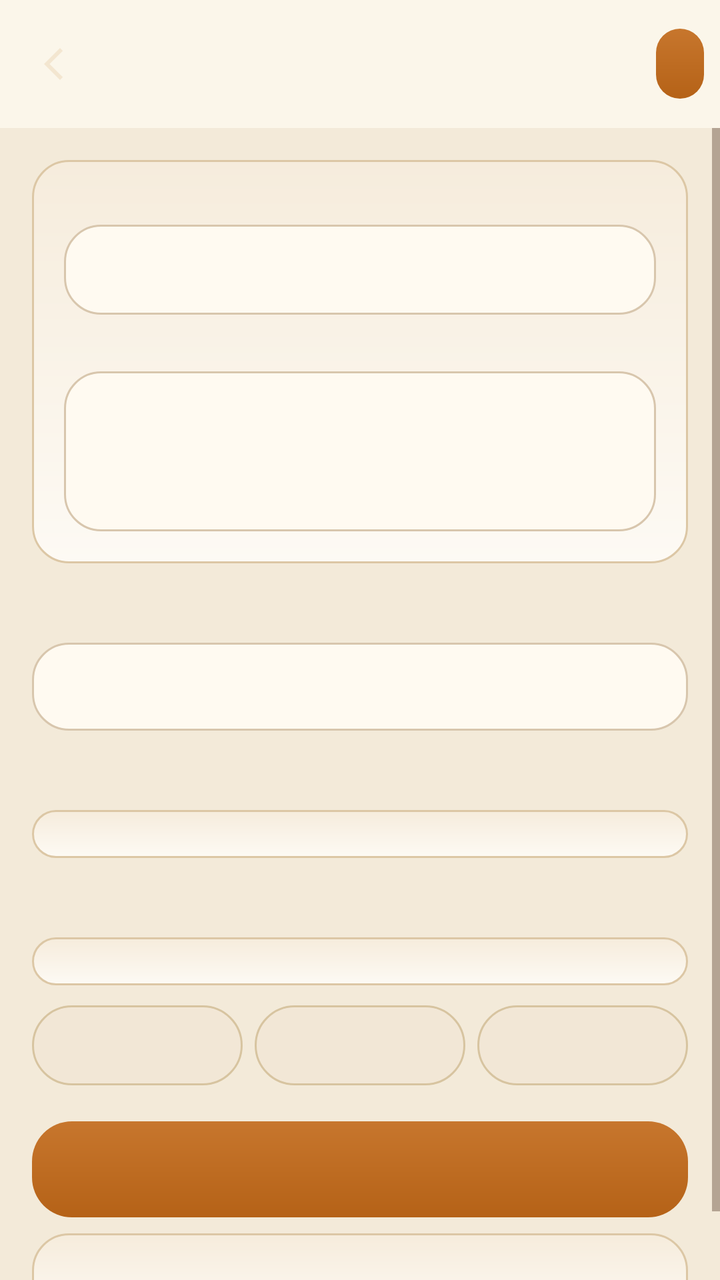
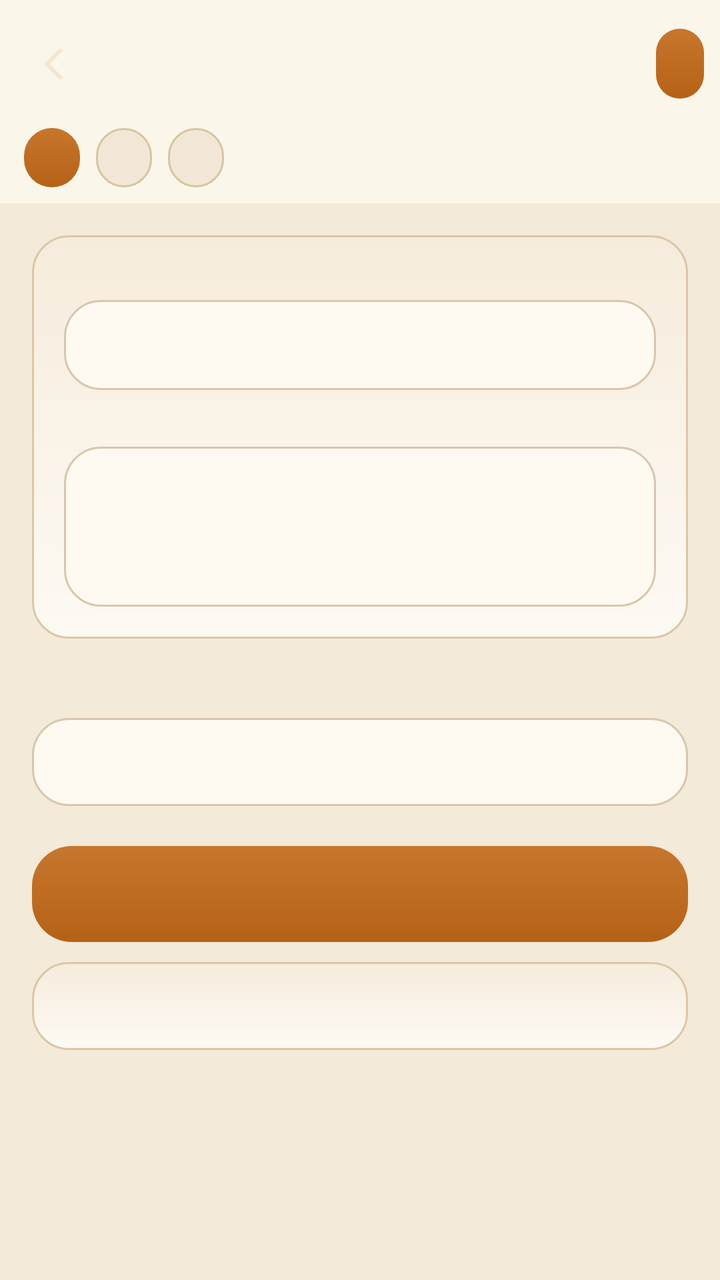

An Android layout rendered at two revisions. The XML below is the earlier revision; the diff shows what the commit changed to produce the second picture.
<!-- AndroidManifest.xml: application theme Theme.Tavern -->
<!-- res/layout/activity_story.xml -->
<?xml version="1.0" encoding="utf-8"?>
<LinearLayout xmlns:android="http://schemas.android.com/apk/res/android"
    android:layout_width="match_parent"
    android:layout_height="match_parent"
    android:background="@color/bg"
    android:orientation="vertical">

    <LinearLayout
        android:layout_width="match_parent"
        android:layout_height="64dp"
        android:background="@color/surface"
        android:gravity="center_vertical"
        android:orientation="horizontal"
        android:paddingHorizontal="8dp">

        <ImageButton
            android:id="@+id/btnBack"
            android:layout_width="40dp"
            android:layout_height="40dp"
            android:background="?attr/selectableItemBackgroundBorderless"
            android:contentDescription="back"
            android:src="@drawable/ic_back" />

        <TextView
            android:id="@+id/headerTitle"
            android:layout_width="0dp"
            android:layout_height="wrap_content"
            android:layout_weight="1"
            android:ellipsize="end"
            android:fontFamily="serif"
            android:maxLines="1"
            android:textColor="@color/candle"
            android:textSize="17sp" />

        <TextView
            android:id="@+id/btnSave"
            android:layout_width="wrap_content"
            android:layout_height="wrap_content"
            android:background="@drawable/bg_chip_on"
            android:paddingHorizontal="12dp"
            android:paddingVertical="8dp"
            android:textColor="@color/on_candle" />
    </LinearLayout>

    <ScrollView
        android:layout_width="match_parent"
        android:layout_height="0dp"
        android:layout_weight="1">

        <LinearLayout
            android:layout_width="match_parent"
            android:layout_height="wrap_content"
            android:orientation="vertical"
            android:padding="16dp">

            <LinearLayout
                android:layout_width="match_parent"
                android:layout_height="wrap_content"
                android:background="@drawable/bg_card"
                android:orientation="vertical"
                android:padding="16dp">

                <TextView android:id="@+id/lName" android:layout_width="match_parent" android:layout_height="wrap_content" android:textColor="@color/muted" android:textSize="12sp" />
                <EditText android:id="@+id/etName" android:layout_width="match_parent" android:layout_height="wrap_content" android:background="@drawable/bg_input" android:fontFamily="serif" android:minHeight="44dp" android:padding="12dp" android:textColor="@color/ink" android:textSize="16sp" />

                <TextView android:id="@+id/lDesc" android:layout_width="match_parent" android:layout_height="wrap_content" android:layout_marginTop="12dp" android:textColor="@color/muted" android:textSize="12sp" />
                <EditText android:id="@+id/etDesc" android:layout_width="match_parent" android:layout_height="wrap_content" android:background="@drawable/bg_input" android:gravity="top" android:inputType="textMultiLine" android:minHeight="80dp" android:padding="12dp" android:textColor="@color/ink" android:textSize="14sp" />
            </LinearLayout>

            <TextView android:id="@+id/lPersona" android:layout_width="match_parent" android:layout_height="wrap_content" android:layout_marginTop="16dp" android:textColor="@color/candle" android:textSize="13sp" />
            <Spinner
                android:id="@+id/spPersona"
                android:layout_width="match_parent"
                android:layout_height="44dp"
                android:layout_marginTop="6dp"
                android:background="@drawable/bg_input"
                android:padding="8dp" />

            <TextView android:id="@+id/lWorld" android:layout_width="match_parent" android:layout_height="wrap_content" android:layout_marginTop="16dp" android:textColor="@color/candle" android:textSize="13sp" />
            <LinearLayout android:id="@+id/worldList" android:layout_width="match_parent" android:layout_height="wrap_content" android:layout_marginTop="6dp" android:background="@drawable/bg_card" android:orientation="vertical" android:padding="12dp" />

            <TextView android:id="@+id/lCast" android:layout_width="match_parent" android:layout_height="wrap_content" android:layout_marginTop="16dp" android:textColor="@color/candle" android:textSize="13sp" />
            <LinearLayout android:id="@+id/castList" android:layout_width="match_parent" android:layout_height="wrap_content" android:layout_marginTop="6dp" android:background="@drawable/bg_card" android:orientation="vertical" android:padding="12dp" />

            <LinearLayout android:layout_width="match_parent" android:layout_height="wrap_content" android:layout_marginTop="10dp" android:orientation="horizontal">
                <TextView android:id="@+id/btnAddMain" android:layout_width="0dp" android:layout_height="40dp" android:layout_marginEnd="6dp" android:layout_weight="1" android:background="@drawable/bg_chip" android:gravity="center" android:textColor="@color/ink" android:textSize="12sp" />
                <TextView android:id="@+id/btnAddCompanion" android:layout_width="0dp" android:layout_height="40dp" android:layout_marginEnd="6dp" android:layout_weight="1" android:background="@drawable/bg_chip" android:gravity="center" android:textColor="@color/ink" android:textSize="12sp" />
                <TextView android:id="@+id/btnAddNpc" android:layout_width="0dp" android:layout_height="40dp" android:layout_weight="1" android:background="@drawable/bg_chip" android:gravity="center" android:textColor="@color/ink" android:textSize="12sp" />
            </LinearLayout>

            <TextView android:id="@+id/btnStart" android:layout_width="match_parent" android:layout_height="48dp" android:layout_marginTop="18dp" android:background="@drawable/bg_chip_on" android:gravity="center" android:textColor="@color/on_candle" />
            <TextView android:id="@+id/btnDelete" android:layout_width="match_parent" android:layout_height="44dp" android:layout_marginTop="8dp" android:background="@drawable/bg_card" android:gravity="center" android:textColor="@color/wine" />
        </LinearLayout>
    </ScrollView>
</LinearLayout>
<!-- resources referenced by this layout -->
<resources>
  <color name="bg">#f3ead9</color>
  <color name="candle">#b56a1a</color>
  <color name="ink">#2a1d16</color>
  <color name="muted">#7a6554</color>
  <color name="on_candle">#f3ead9</color>
  <color name="surface">#fbf6ea</color>
  <color name="wine">#8c3d3a</color>
  <!-- drawable bg_card (drawable) -->
  <?xml version="1.0" encoding="utf-8"?>
  <shape xmlns:android="http://schemas.android.com/apk/res/android">
      <gradient
          android:angle="90"
          android:endColor="#f6ecdc"
          android:startColor="#fdfaf4" />
      <corners android:radius="18dp" />
      <stroke android:width="1dp" android:color="#dcc7a5" />
  </shape>
  <!-- drawable bg_chip (drawable) -->
  <?xml version="1.0" encoding="utf-8"?>
  <shape xmlns:android="http://schemas.android.com/apk/res/android">
      <solid android:color="#f2e7d6" />
      <corners android:radius="20dp" />
      <stroke android:width="1dp" android:color="#d7c4a0" />
  </shape>
  <!-- drawable bg_chip_on (drawable) -->
  <?xml version="1.0" encoding="utf-8"?>
  <shape xmlns:android="http://schemas.android.com/apk/res/android">
      <gradient
          android:angle="90"
          android:endColor="#c7762d"
          android:startColor="#b56217" />
      <corners android:radius="20dp" />
  </shape>
  <!-- drawable bg_input (drawable) -->
  <?xml version="1.0" encoding="utf-8"?>
  <shape xmlns:android="http://schemas.android.com/apk/res/android">
      <solid android:color="#fffaf1" />
      <corners android:radius="18dp" />
      <stroke android:width="1dp" android:color="#d8c6ad" />
  </shape>
  <!-- drawable ic_back (drawable) -->
  <?xml version="1.0" encoding="utf-8"?>
  <vector xmlns:android="http://schemas.android.com/apk/res/android" android:width="24dp" android:height="24dp" android:viewportWidth="24" android:viewportHeight="24">
      <path android:fillColor="#f3e6d0" android:pathData="M15.4,5.4L14,4l-8,8 8,8 1.4,-1.4L8.8,12z"/>
  </vector>
  <style name="Theme.Tavern" parent="Theme.Material3.DayNight.NoActionBar">
          <item name="colorPrimary">@color/candle</item>
          <item name="colorOnPrimary">@color/on_candle</item>
          <item name="colorPrimaryContainer">@color/raised</item>
          <item name="colorOnPrimaryContainer">@color/ink</item>
          <item name="colorSecondary">@color/wine</item>
          <item name="colorOnSecondary">@color/ink</item>
          <item name="colorSurface">@color/surface</item>
          <item name="colorOnSurface">@color/ink</item>
          <item name="android:statusBarColor">@color/bg</item>
          <item name="android:navigationBarColor">@color/surface</item>
          <item name="android:windowBackground">@color/bg</item>
          <item name="android:textColor">@color/ink</item>
          <item name="android:textColorPrimary">@color/ink</item>
          <item name="android:textColorSecondary">@color/muted</item>
          <item name="android:windowLightStatusBar">true</item>
          <item name="colorControlActivated">@color/candle</item>
          <item name="android:colorAccent">@color/candle</item>
      </style>
  <color name="raised">#efe4d0</color>
</resources>

<!-- the commit's change to res/layout/activity_story.xml (unified diff, before → after) -->
@@ -42,7 +42,56 @@
             android:textColor="@color/on_candle" />
     </LinearLayout>
 
+    <HorizontalScrollView
+        android:layout_width="match_parent"
+        android:layout_height="wrap_content"
+        android:background="@color/surface"
+        android:paddingHorizontal="12dp"
+        android:paddingBottom="8dp"
+        android:scrollbars="none">
+
+        <LinearLayout
+            android:id="@+id/tabContainer"
+            android:layout_width="wrap_content"
+            android:layout_height="wrap_content"
+            android:orientation="horizontal">
+
+            <TextView
+                android:id="@+id/tabStory"
+                android:layout_width="wrap_content"
+                android:layout_height="wrap_content"
+                android:layout_marginEnd="8dp"
+                android:background="@drawable/bg_chip_on"
+                android:paddingHorizontal="14dp"
+                android:paddingVertical="6dp"
+                android:textColor="@color/on_candle"
+                android:textSize="13sp" />
+
+            <TextView
+                android:id="@+id/tabCast"
+                android:layout_width="wrap_content"
+                android:layout_height="wrap_content"
+                android:layout_marginEnd="8dp"
+                android:background="@drawable/bg_chip"
+                android:paddingHorizontal="14dp"
+                android:paddingVertical="6dp"
+                android:textColor="@color/ink"
+                android:textSize="13sp" />
+
+            <TextView
+                android:id="@+id/tabWorlds"
+                android:layout_width="wrap_content"
+                android:layout_height="wrap_content"
+                android:background="@drawable/bg_chip"
+                android:paddingHorizontal="14dp"
+                android:paddingVertical="6dp"
+                android:textColor="@color/ink"
+                android:textSize="13sp" />
+        </LinearLayout>
+    </HorizontalScrollView>
+
     <ScrollView
+        android:id="@+id/scrollContainer"
         android:layout_width="match_parent"
         android:layout_height="0dp"
         android:layout_weight="1">
@@ -53,43 +102,70 @@
             android:orientation="vertical"
             android:padding="16dp">
 
+            
             <LinearLayout
+                android:id="@+id/panelStory"
                 android:layout_width="match_parent"
                 android:layout_height="wrap_content"
-                android:background="@drawable/bg_card"
-                android:orientation="vertical"
-                android:padding="16dp">
+                android:orientation="vertical">
 
-                <TextView android:id="@+id/lName" android:layout_width="match_parent" android:layout_height="wrap_content" android:textColor="@color/muted" android:textSize="12sp" />
-                <EditText android:id="@+id/etName" android:layout_width="match_parent" android:layout_height="wrap_content" android:background="@drawable/bg_input" android:fontFamily="serif" android:minHeight="44dp" android:padding="12dp" android:textColor="@color/ink" android:textSize="16sp" />
+                <LinearLayout
+                    android:layout_width="match_parent"
+                    android:layout_height="wrap_content"
+                    android:background="@drawable/bg_card"
+                    android:orientation="vertical"
+                    android:padding="16dp">
 
-                <TextView android:id="@+id/lDesc" android:layout_width="match_parent" android:layout_height="wrap_content" android:layout_marginTop="12dp" android:textColor="@color/muted" android:textSize="12sp" />
-                <EditText android:id="@+id/etDesc" android:layout_width="match_parent" android:layout_height="wrap_content" android:background="@drawable/bg_input" android:gravity="top" android:inputType="textMultiLine" android:minHeight="80dp" android:padding="12dp" android:textColor="@color/ink" android:textSize="14sp" />
+                    <TextView android:id="@+id/lName" android:layout_width="match_parent" android:layout_height="wrap_content" android:textColor="@color/muted" android:textSize="12sp" />
+                    <EditText android:id="@+id/etName" android:layout_width="match_parent" android:layout_height="wrap_content" android:background="@drawable/bg_input" android:fontFamily="serif" android:minHeight="44dp" android:padding="12dp" android:textColor="@color/ink" android:textSize="16sp" />
+
+                    <TextView android:id="@+id/lDesc" android:layout_width="match_parent" android:layout_height="wrap_content" android:layout_marginTop="12dp" android:textColor="@color/muted" android:textSize="12sp" />
+                    <EditText android:id="@+id/etDesc" android:layout_width="match_parent" android:layout_height="wrap_content" android:background="@drawable/bg_input" android:gravity="top" android:inputType="textMultiLine" android:minHeight="80dp" android:padding="12dp" android:textColor="@color/ink" android:textSize="14sp" />
+                </LinearLayout>
+
+                <TextView android:id="@+id/lPersona" android:layout_width="match_parent" android:layout_height="wrap_content" android:layout_marginTop="16dp" android:textColor="@color/candle" android:textSize="13sp" />
+                <Spinner
+                    android:id="@+id/spPersona"
+                    android:layout_width="match_parent"
+                    android:layout_height="44dp"
+                    android:layout_marginTop="6dp"
+                    android:background="@drawable/bg_input"
+                    android:padding="8dp" />
+
+                <TextView android:id="@+id/btnStart" android:layout_width="match_parent" android:layout_height="48dp" android:layout_marginTop="20dp" android:background="@drawable/bg_chip_on" android:gravity="center" android:textColor="@color/on_candle" />
+                <TextView android:id="@+id/btnDelete" android:layout_width="match_parent" android:layout_height="44dp" android:layout_marginTop="10dp" android:background="@drawable/bg_card" android:gravity="center" android:textColor="@color/wine" />
             </LinearLayout>
 
-            <TextView android:id="@+id/lPersona" android:layout_width="match_parent" android:layout_height="wrap_content" android:layout_marginTop="16dp" android:textColor="@color/candle" android:textSize="13sp" />
-            <Spinner
-                android:id="@+id/spPersona"
+            
+            <LinearLayout
+                android:id="@+id/panelCast"
                 android:layout_width="match_parent"
-                android:layout_height="44dp"
-                android:layout_marginTop="6dp"
-                android:background="@drawable/bg_input"
-                android:padding="8dp" />
+                android:layout_height="wrap_content"
+                android:orientation="vertical"
+                android:visibility="gone">
 
-            <TextView android:id="@+id/lWorld" android:layout_width="match_parent" android:layout_height="wrap_content" android:layout_marginTop="16dp" android:textColor="@color/candle" android:textSize="13sp" />
-            <LinearLayout android:id="@+id/worldList" android:layout_width="match_parent" android:layout_height="wrap_content" android:layout_marginTop="6dp" android:background="@drawable/bg_card" android:orientation="vertical" android:padding="12dp" />
+                <TextView android:id="@+id/lCast" android:layout_width="match_parent" android:layout_height="wrap_content" android:textColor="@color/candle" android:textSize="13sp" />
+                <LinearLayout android:id="@+id/castList" android:layout_width="match_parent" android:layout_height="wrap_content" android:layout_marginTop="6dp" android:background="@drawable/bg_card" android:orientation="vertical" android:padding="12dp" />
 
-            <TextView android:id="@+id/lCast" android:layout_width="match_parent" android:layout_height="wrap_content" android:layout_marginTop="16dp" android:textColor="@color/candle" android:textSize="13sp" />
-            <LinearLayout android:id="@+id/castList" android:layout_width="match_parent" android:layout_height="wrap_content" android:layout_marginTop="6dp" android:background="@drawable/bg_card" android:orientation="vertical" android:padding="12dp" />
-
-            <LinearLayout android:layout_width="match_parent" android:layout_height="wrap_content" android:layout_marginTop="10dp" android:orientation="horizontal">
-                <TextView android:id="@+id/btnAddMain" android:layout_width="0dp" android:layout_height="40dp" android:layout_marginEnd="6dp" android:layout_weight="1" android:background="@drawable/bg_chip" android:gravity="center" android:textColor="@color/ink" android:textSize="12sp" />
-                <TextView android:id="@+id/btnAddCompanion" android:layout_width="0dp" android:layout_height="40dp" android:layout_marginEnd="6dp" android:layout_weight="1" android:background="@drawable/bg_chip" android:gravity="center" android:textColor="@color/ink" android:textSize="12sp" />
-                <TextView android:id="@+id/btnAddNpc" android:layout_width="0dp" android:layout_height="40dp" android:layout_weight="1" android:background="@drawable/bg_chip" android:gravity="center" android:textColor="@color/ink" android:textSize="12sp" />
+                <LinearLayout android:layout_width="match_parent" android:layout_height="wrap_content" android:layout_marginTop="12dp" android:orientation="horizontal">
+                    <TextView android:id="@+id/btnAddMain" android:layout_width="0dp" android:layout_height="40dp" android:layout_marginEnd="6dp" android:layout_weight="1" android:background="@drawable/bg_chip" android:gravity="center" android:textColor="@color/ink" android:textSize="12sp" />
+                    <TextView android:id="@+id/btnAddCompanion" android:layout_width="0dp" android:layout_height="40dp" android:layout_marginEnd="6dp" android:layout_weight="1" android:background="@drawable/bg_chip" android:gravity="center" android:textColor="@color/ink" android:textSize="12sp" />
+                    <TextView android:id="@+id/btnAddNpc" android:layout_width="0dp" android:layout_height="40dp" android:layout_weight="1" android:background="@drawable/bg_chip" android:gravity="center" android:textColor="@color/ink" android:textSize="12sp" />
+                </LinearLayout>
             </LinearLayout>
 
-            <TextView android:id="@+id/btnStart" android:layout_width="match_parent" android:layout_height="48dp" android:layout_marginTop="18dp" android:background="@drawable/bg_chip_on" android:gravity="center" android:textColor="@color/on_candle" />
-            <TextView android:id="@+id/btnDelete" android:layout_width="match_parent" android:layout_height="44dp" android:layout_marginTop="8dp" android:background="@drawable/bg_card" android:gravity="center" android:textColor="@color/wine" />
+            
+            <LinearLayout
+                android:id="@+id/panelWorlds"
+                android:layout_width="match_parent"
+                android:layout_height="wrap_content"
+                android:orientation="vertical"
+                android:visibility="gone">
+
+                <TextView android:id="@+id/lWorld" android:layout_width="match_parent" android:layout_height="wrap_content" android:textColor="@color/candle" android:textSize="13sp" />
+                <LinearLayout android:id="@+id/worldList" android:layout_width="match_parent" android:layout_height="wrap_content" android:layout_marginTop="6dp" android:background="@drawable/bg_card" android:orientation="vertical" android:padding="12dp" />
+            </LinearLayout>
+
         </LinearLayout>
     </ScrollView>
 </LinearLayout>
